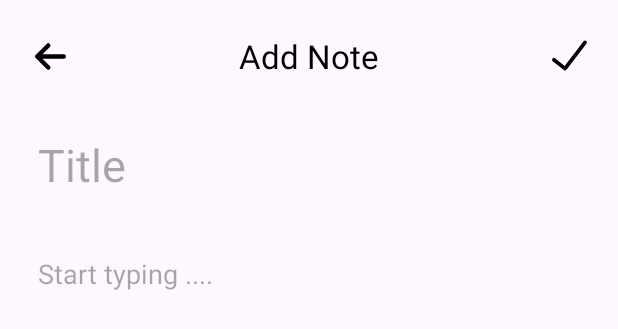
After one commit to shushilgautam/Kotlin-Projects, an Android app: the layout activity_add_note.xml on its own in the app's theme, with its tools: preview values and no code run, on a phone screen of 412 x 824 dp. The commit adds this screen. Shown: the top 329 px of the screen. Run offline under Robolectric (Android 15) with nearby library versions, the phone set to English and light mode, and no system bars.

Commit message:
add note layout complete

```diff
--- a/NotesAppWithFirebase/app/src/main/AndroidManifest.xml
+++ b/NotesAppWithFirebase/app/src/main/AndroidManifest.xml
@@ -13,13 +13,16 @@
         android:theme="@style/Theme.NotesAppWithFirebase"
         tools:targetApi="31">
         <activity
+            android:name=".MainActivity"
+            android:exported="false" />
+        <activity
             android:name=".HomeActivity"
             android:exported="false" />
         <activity
             android:name=".RegistrationActivity"
             android:exported="false" />
         <activity
-            android:name=".MainActivity"
+            android:name=".AddNote"
             android:exported="true">
             <intent-filter>
                 <action android:name="android.intent.action.MAIN" />
--- /dev/null
+++ b/NotesAppWithFirebase/app/src/main/res/drawable/baseline_add_24.xml
@@ -0,0 +1,5 @@
+<vector xmlns:android="http://schemas.android.com/apk/res/android" android:height="24dp" android:tint="#000000" android:viewportHeight="24" android:viewportWidth="24" android:width="24dp">
+
+    <path android:fillColor="@android:color/white" android:pathData="M19,13h-6v6h-2v-6H5v-2h6V5h2v6h6v2z"/>
+
+</vector>
--- /dev/null
+++ b/NotesAppWithFirebase/app/src/main/res/drawable/left_arrow.xml
@@ -0,0 +1,13 @@
+<vector xmlns:android="http://schemas.android.com/apk/res/android"
+    android:width="35dp"
+    android:height="35dp"
+    android:viewportWidth="24"
+    android:viewportHeight="24">
+  <path
+      android:pathData="M6,12H18M6,12L11,7M6,12L11,17"
+      android:strokeLineJoin="round"
+      android:strokeWidth="2"
+      android:fillColor="#00000000"
+      android:strokeColor="#000000"
+      android:strokeLineCap="round"/>
+</vector>
--- /dev/null
+++ b/NotesAppWithFirebase/app/src/main/res/drawable/tick.xml
@@ -0,0 +1,13 @@
+<vector xmlns:android="http://schemas.android.com/apk/res/android"
+    android:width="30dp"
+    android:height="30dp"
+    android:viewportWidth="24"
+    android:viewportHeight="24">
+  <path
+      android:pathData="M3.7,14.3l5.9,4.7l10.7,-14"
+      android:strokeLineJoin="round"
+      android:strokeWidth="2"
+      android:fillColor="#00000000"
+      android:strokeColor="#000000"
+      android:strokeLineCap="round"/>
+</vector>
--- /dev/null
+++ b/NotesAppWithFirebase/app/src/main/res/layout/activity_add_note.xml
@@ -0,0 +1,48 @@
+<?xml version="1.0" encoding="utf-8"?>
+<RelativeLayout xmlns:android="http://schemas.android.com/apk/res/android"
+    xmlns:app="http://schemas.android.com/apk/res-auto"
+    xmlns:tools="http://schemas.android.com/tools"
+    android:id="@+id/main"
+    android:layout_width="match_parent"
+    android:padding="5dp"
+    android:layout_height="match_parent"
+    tools:context=".AddNote">
+
+    <com.google.android.material.appbar.AppBarLayout
+        android:layout_width="match_parent"
+        android:id="@+id/appbarlayout"
+        android:layout_height="wrap_content">
+        <com.google.android.material.appbar.MaterialToolbar
+            android:layout_width="match_parent"
+            app:titleCentered="true"
+            app:title="Add Note"
+            app:titleTextColor="@color/black"
+            app:navigationIcon="@drawable/left_arrow"
+            app:menu="@menu/navmenu"
+            android:layout_height="wrap_content">
+
+        </com.google.android.material.appbar.MaterialToolbar>
+    </com.google.android.material.appbar.AppBarLayout>
+    <com.google.android.material.textfield.TextInputEditText
+        android:layout_below="@id/appbarlayout"
+        android:layout_width="match_parent"
+        android:layout_height="wrap_content"
+        android:id="@+id/title"
+        android:background="@null"
+        app:backgroundTint="#7C96AF"
+        android:textSize="30dp"
+        android:hint="Title"
+        android:padding="20dp"
+        />
+    <com.google.android.material.textfield.TextInputEditText
+        android:padding="20dp"
+        android:layout_below="@id/title"
+        android:id="@+id/note"
+        android:layout_width="match_parent"
+        android:layout_height="match_parent"
+        android:hint="Start typing ...."
+        android:inputType="text|textMultiLine"
+        android:background="@null"
+        android:gravity="top"/>
+
+</RelativeLayout>
--- /dev/null
+++ b/NotesAppWithFirebase/app/src/main/res/menu/navmenu.xml
@@ -0,0 +1,9 @@
+<?xml version="1.0" encoding="utf-8"?>
+<menu xmlns:android="http://schemas.android.com/apk/res/android"
+    xmlns:app="http://schemas.android.com/apk/res-auto">
+    <item
+        android:id="@+id/save"
+        android:icon="@drawable/tick"
+        android:title=""
+        app:showAsAction="ifRoom"/>
+</menu>
```
Also changed, not shown: NotesAppWithFirebase/app/src/main/java/com/example/notesappwithfirebase/AddNote.kt (added, +20 -0 lines), NotesAppWithFirebase/app/src/main/res/layout/activity_home.xml (+21 -0 lines).
